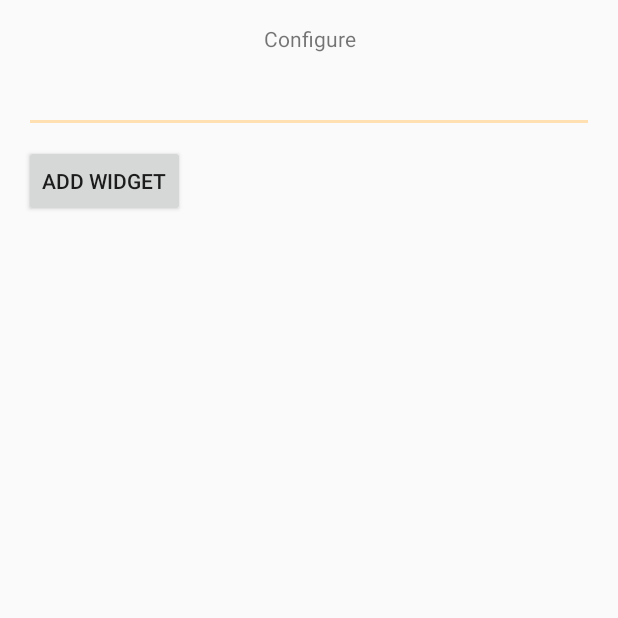
After one commit to NjeriNjoroge/Ring_The_Alarm, an Android app: the RingAlarmActivityConfigureActivity screen opened directly, with no data from a screen before it, on a phone screen of 412 x 824 dp, the top half of it. The commit adds this screen. Run offline under Robolectric (Android 15) with nearby library versions, the phone set to English and light mode, and no system bars; 1 statement that could not run was skipped.

```diff
--- a/app/src/main/java/com/example/gnjoroge/ringthealarm/AmbulanceActivity.java
+++ b/app/src/main/java/com/example/gnjoroge/ringthealarm/AmbulanceActivity.java
@@ -49,7 +49,7 @@ public class AmbulanceActivity extends AppCompatActivity {
 
     public void call_onClick(View view) {
         Intent intent = new Intent(Intent.ACTION_DIAL);
-        intent.setData(Uri.parse("tel:911"));
+        intent.setData(Uri.parse("tel:999"));
 
         startActivity(intent);
     }
--- a/app/src/main/java/com/example/gnjoroge/ringthealarm/FireActivity.java
+++ b/app/src/main/java/com/example/gnjoroge/ringthealarm/FireActivity.java
@@ -41,7 +41,7 @@ public class FireActivity extends AppCompatActivity {
         button.setOnClickListener(new View.OnClickListener(){
             public void onClick(View arg0){
                 Intent callIntent = new Intent(Intent.ACTION_DIAL);
-                callIntent.setData(Uri.parse("tel:911"));
+                callIntent.setData(Uri.parse("tel:999"));
 
                 startActivity(callIntent);
             }
--- /dev/null
+++ b/app/src/main/java/layout/RingAlarmActivityConfigureActivity.java
@@ -0,0 +1,100 @@
+package layout;
+
+import android.app.Activity;
+import android.appwidget.AppWidgetManager;
+import android.content.Context;
+import android.content.Intent;
+import android.content.SharedPreferences;
+import android.os.Bundle;
+import android.view.View;
+import android.widget.EditText;
+
+import com.example.gnjoroge.ringthealarm.R;
+
+/**
+ * The configuration screen for the {@link RingAlarmActivity RingAlarmActivity} AppWidget.
+ */
+public class RingAlarmActivityConfigureActivity extends Activity {
+
+    private static final String PREFS_NAME = "layout.RingAlarmActivity";
+    private static final String PREF_PREFIX_KEY = "appwidget_";
+    int mAppWidgetId = AppWidgetManager.INVALID_APPWIDGET_ID;
+    EditText mAppWidgetText;
+    View.OnClickListener mOnClickListener = new View.OnClickListener() {
+        public void onClick(View v) {
+            final Context context = RingAlarmActivityConfigureActivity.this;
+
+            // When the button is clicked, store the string locally
+            String widgetText = mAppWidgetText.getText().toString();
+            saveTitlePref(context, mAppWidgetId, widgetText);
+
+            // It is the responsibility of the configuration activity to update the app widget
+            AppWidgetManager appWidgetManager = AppWidgetManager.getInstance(context);
+            RingAlarmActivity.updateAppWidget(context, appWidgetManager, mAppWidgetId);
+
+            // Make sure we pass back the original appWidgetId
+            Intent resultValue = new Intent();
+            resultValue.putExtra(AppWidgetManager.EXTRA_APPWIDGET_ID, mAppWidgetId);
+            setResult(RESULT_OK, resultValue);
+            finish();
+        }
+    };
+
+    public RingAlarmActivityConfigureActivity() {
+        super();
+    }
+
+    // Write the prefix to the SharedPreferences object for this widget
+    static void saveTitlePref(Context context, int appWidgetId, String text) {
+        SharedPreferences.Editor prefs = context.getSharedPreferences(PREFS_NAME, 0).edit();
+        prefs.putString(PREF_PREFIX_KEY + appWidgetId, text);
+        prefs.apply();
+    }
+
+    // Read the prefix from the SharedPreferences object for this widget.
+    // If there is no preference saved, get the default from a resource
+    static String loadTitlePref(Context context, int appWidgetId) {
+        SharedPreferences prefs = context.getSharedPreferences(PREFS_NAME, 0);
+        String titleValue = prefs.getString(PREF_PREFIX_KEY + appWidgetId, null);
+        if (titleValue != null) {
+            return titleValue;
+        } else {
+            return context.getString(R.string.appwidget_text);
+        }
+    }
+
+    static void deleteTitlePref(Context context, int appWidgetId) {
+        SharedPreferences.Editor prefs = context.getSharedPreferences(PREFS_NAME, 0).edit();
+        prefs.remove(PREF_PREFIX_KEY + appWidgetId);
+        prefs.apply();
+    }
+
+    @Override
+    public void onCreate(Bundle icicle) {
+        super.onCreate(icicle);
+
+        // Set the result to CANCELED.  This will cause the widget host to cancel
+        // out of the widget placement if the user presses the back button.
+        setResult(RESULT_CANCELED);
+
+        setContentView(R.layout.ring_alarm_activity_configure);
+        mAppWidgetText = (EditText) findViewById(R.id.appwidget_text);
+        findViewById(R.id.add_button).setOnClickListener(mOnClickListener);
+
+        // Find the widget id from the intent.
+        Intent intent = getIntent();
+        Bundle extras = intent.getExtras();
+        if (extras != null) {
+            mAppWidgetId = extras.getInt(
+                    AppWidgetManager.EXTRA_APPWIDGET_ID, AppWidgetManager.INVALID_APPWIDGET_ID);
+        }
+
+        // If this activity was started with an intent without an app widget ID, finish with an error.
+        if (mAppWidgetId == AppWidgetManager.INVALID_APPWIDGET_ID) {
+            finish();
+            return;
+        }
+
+        mAppWidgetText.setText(loadTitlePref(RingAlarmActivityConfigureActivity.this, mAppWidgetId));
+    }
+}
--- /dev/null
+++ b/app/src/main/res/layout/ring_alarm_activity_configure.xml
@@ -0,0 +1,28 @@
+<?xml version="1.0" encoding="utf-8"?>
+<LinearLayout xmlns:android="http://schemas.android.com/apk/res/android"
+    android:layout_width="match_parent"
+    android:layout_height="wrap_content"
+    android:orientation="vertical"
+    android:padding="16dp">
+
+    <TextView
+        android:layout_width="match_parent"
+        android:layout_height="wrap_content"
+        android:layout_marginBottom="8dp"
+        android:gravity="center"
+        android:text="@string/configure" />
+
+    <EditText
+        android:id="@+id/appwidget_text"
+        android:layout_width="match_parent"
+        android:layout_height="wrap_content"
+        android:inputType="text" />
+
+    <Button
+        android:id="@+id/add_button"
+        android:layout_width="wrap_content"
+        android:layout_height="wrap_content"
+        android:layout_marginTop="8dp"
+        android:text="@string/add_widget" />
+
+</LinearLayout>
--- a/app/src/main/res/values/strings.xml
+++ b/app/src/main/res/values/strings.xml
@@ -3,4 +3,7 @@
 
     <!-- TODO: Remove or change this placeholder text -->
     <string name="hello_blank_fragment">Hello blank fragment</string>
+    <string name="appwidget_text">RingTheAlarm</string>
+    <string name="configure">Configure</string>
+    <string name="add_widget">Add widget</string>
 </resources>
```
Also changed, not shown: app/src/main/AndroidManifest.xml (+36 -23 lines), app/src/main/java/layout/RingAlarmActivity.java (added, +53 -0 lines), app/src/main/res/layout/ring_alarm_activity.xml (added, +21 -0 lines), app/src/main/res/values-v14/dimens.xml (added, +10 -0 lines), app/src/main/res/values/dimens.xml (added, +10 -0 lines), app/src/main/res/xml/ring_alarm_activity_info.xml (added, +11 -0 lines), app/src/main/res/drawable-nodpi/example_appwidget_preview.png (added).
